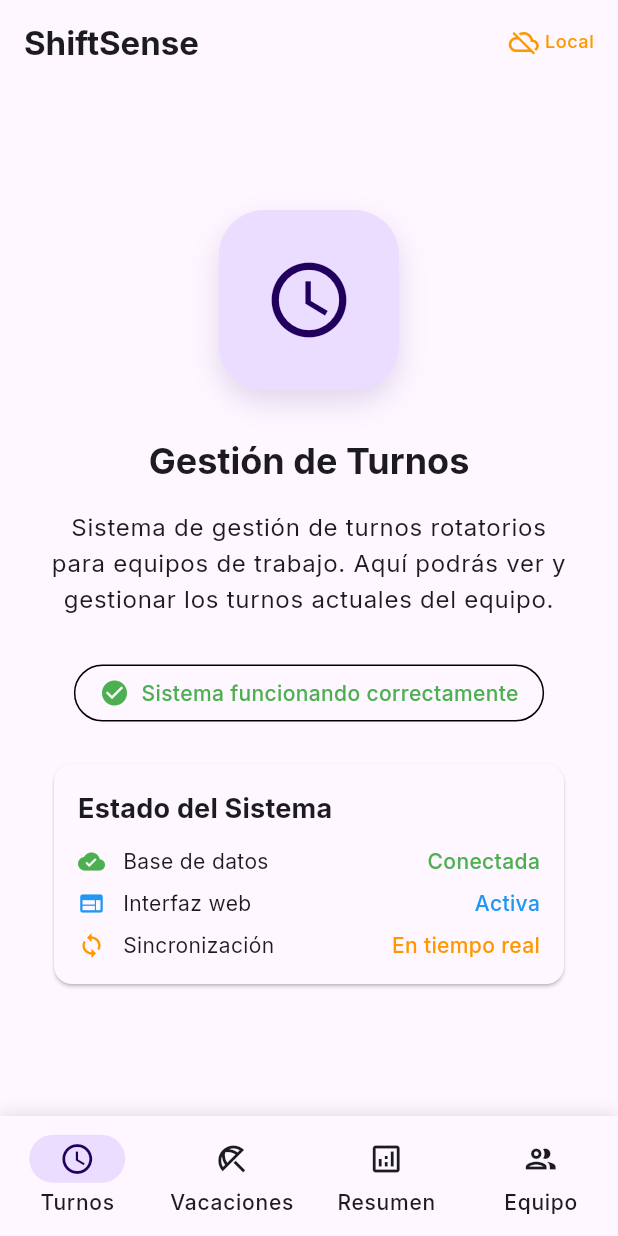
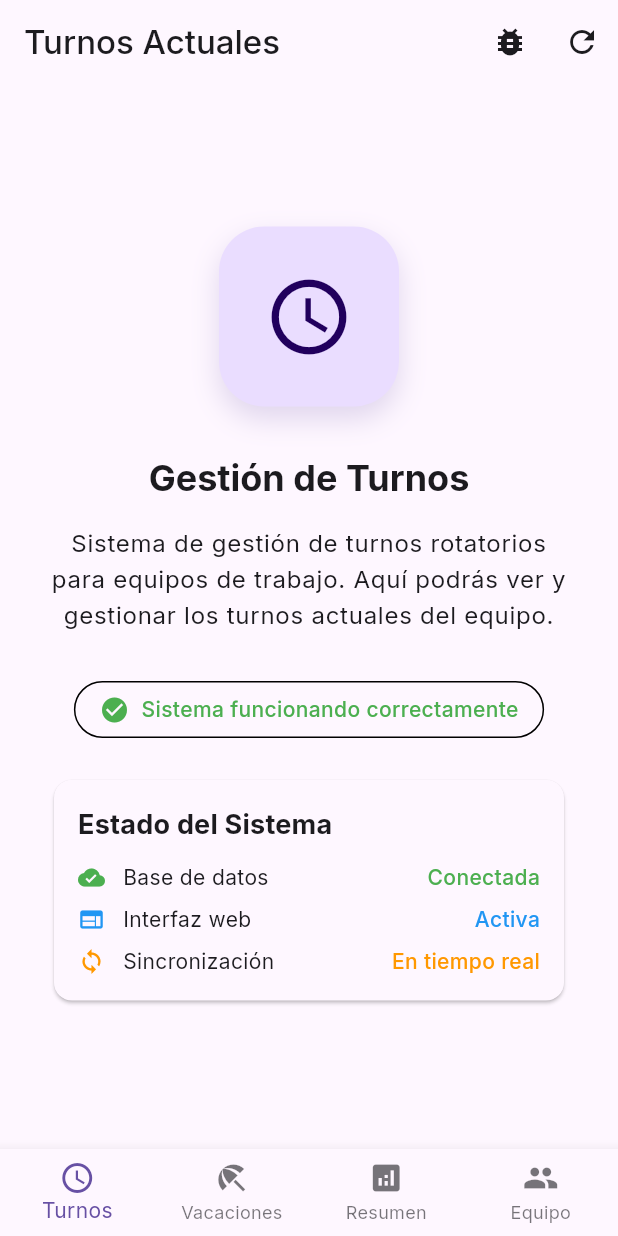
Before and after one commit to ViniPurtan/shiftSense, a Flutter app: the screen it shows after launch, on a phone screen of 412 x 824 dp. Run offline on Flutter 3.47's test engine with Material 3 defaults, Android fonts, the phone set to English and light mode, and no system bars; our stand-ins replace google_fonts, shared_preferences, supabase_flutter; accounts and stored records are empty.

Commit message:
🔍 Add debug functionality to HomePage
- Add debug button to AppBar for easy access to Supabase testing
- Add refresh button to quickly test connection
- Import SupabaseShiftService to start using real data
- Add visual feedback for connection tests
- Maintain existing navigation structure while adding debugging tools

This will allow easy testing of the Supabase connection from the main app.

```diff
--- a/lib/screens/home_page.dart
+++ b/lib/screens/home_page.dart
@@ -1,9 +1,10 @@
 import 'package:flutter/material.dart';
+import 'package:shiftsense/screens/debug_page.dart';
 import 'package:shiftsense/screens/current_shift_screen.dart';
 import 'package:shiftsense/screens/vacation_screen.dart';
 import 'package:shiftsense/screens/annual_overview_screen.dart';
 import 'package:shiftsense/screens/employees_screen.dart';
-import 'package:shiftsense/services/supabase_service.dart';
+import 'package:shiftsense/services/supabase_shift_service.dart';
 
 class HomePage extends StatefulWidget {
   const HomePage({super.key});
@@ -12,313 +13,133 @@ class HomePage extends StatefulWidget {
   State<HomePage> createState() => _HomePageState();
 }
 
-class _HomePageState extends State<HomePage> with TickerProviderStateMixin {
+class _HomePageState extends State<HomePage> {
   int _selectedIndex = 0;
-  late TabController _tabController;
-  bool _isLoading = true;
-  bool _supabaseConnected = false;
-  String? _error;
+  final _supabaseService = SupabaseShiftService();
 
-  final List<NavigationItem> _navigationItems = [
-    NavigationItem(
-      icon: Icons.schedule_outlined,
-      activeIcon: Icons.schedule,
-      label: 'Turnos',
-    ),
-    NavigationItem(
-      icon: Icons.beach_access_outlined,
-      activeIcon: Icons.beach_access,
-      label: 'Vacaciones',
-    ),
-    NavigationItem(
-      icon: Icons.analytics_outlined,
-      activeIcon: Icons.analytics,
-      label: 'Resumen',
-    ),
-    NavigationItem(
-      icon: Icons.people_outlined,
-      activeIcon: Icons.people,
-      label: 'Equipo',
-    ),
+  final List<Widget> _screens = [
+    const CurrentShiftScreen(),
+    const VacationScreen(),
+    const AnnualOverviewScreen(),
+    const EmployeesScreen(),
+  ];
+
+  final List<String> _titles = [
+    'Turnos Actuales',
+    'Vacaciones',
+    'Resumen',
+    'Equipo',
   ];
 
   @override
-  void initState() {
-    super.initState();
-    _tabController = TabController(length: _navigationItems.length, vsync: this);
-    _initializeServices();
-  }
-
-  Future<void> _initializeServices() async {
-    try {
-      // Verificar conexión a Supabase
-      final supabaseService = SupabaseService();
-      _supabaseConnected = await supabaseService.isConnected();
-
-      if (_supabaseConnected) {
-        print('✅ Conectado a Supabase');
-        // Intentar inicializar tablas
-        try {
-          await supabaseService.initializeTables();
-        } catch (e) {
-          print('⚠️ Error inicializando tablas (continuando en modo local): $e');
-          _supabaseConnected = false;
-        }
-      } else {
-        print('ℹ️ Funcionando en modo local');
-      }
-
-      // Simular carga adicional
-      await Future.delayed(const Duration(milliseconds: 500));
-
-      if (mounted) {
-        setState(() {
-          _isLoading = false;
-        });
-      }
-    } catch (e) {
-      print('⚠️ Error durante la inicialización: $e');
-      if (mounted) {
-        setState(() {
-          _isLoading = false;
-          _error = e.toString();
-        });
-      }
-    }
-  }
-
-  @override
-  void dispose() {
-    _tabController.dispose();
-    super.dispose();
-  }
-
-  void _onItemTapped(int index) {
-    setState(() => _selectedIndex = index);
-    _tabController.animateTo(index);
-  }
-
-  @override
   Widget build(BuildContext context) {
-    if (_isLoading) {
     return Scaffold(
+      appBar: AppBar(
+        title: Text(_titles[_selectedIndex]),
         backgroundColor: Theme.of(context).colorScheme.surface,
-        body: Center(
-          child: Column(
-            mainAxisAlignment: MainAxisAlignment.center,
-            children: [
-              // Logo de la aplicación
-              Container(
-                width: 100,
-                height: 100,
-                decoration: BoxDecoration(
-                  color: Theme.of(context).colorScheme.primary,
-                  borderRadius: BorderRadius.circular(25),
-                  boxShadow: [
-                    BoxShadow(
-                      color: Theme.of(context).colorScheme.primary.withOpacity(0.3),
-                      blurRadius: 20,
-                      offset: const Offset(0, 10),
+        foregroundColor: Theme.of(context).colorScheme.onSurface,
+        elevation: 0,
+        actions: [
+          // 🔍 Botón de Debug para probar Supabase
+          IconButton(
+            icon: const Icon(Icons.bug_report),
+            tooltip: 'Debug Supabase',
+            onPressed: () {
+              Navigator.push(
+                context,
+                MaterialPageRoute(
+                  builder: (context) => const DebugPage(),
+                ),
+              );
+            },
+          ),
+          // 🔄 Botón de refresh para probar conexión rápida
+          IconButton(
+            icon: const Icon(Icons.refresh),
+            tooltip: 'Probar conexión',
+            onPressed: _testConnection,
           ),
         ],
       ),
-                child: Icon(
-                  Icons.schedule,
-                  size: 50,
-                  color: Theme.of(context).colorScheme.onPrimary,
+      body: IndexedStack(
+        index: _selectedIndex,
+        children: _screens,
       ),
+      bottomNavigationBar: BottomNavigationBar(
+        type: BottomNavigationBarType.fixed,
+        currentIndex: _selectedIndex,
+        onTap: (index) {
+          setState(() {
+            _selectedIndex = index;
+          });
+        },
+        selectedItemColor: Theme.of(context).colorScheme.primary,
+        unselectedItemColor: Theme.of(context).colorScheme.onSurface.withOpacity(0.6),
+        items: const [
+          BottomNavigationBarItem(
+            icon: Icon(Icons.access_time),
+            label: 'Turnos',
           ),
-              const SizedBox(height: 40),
-
-              // Indicador de carga
-              CircularProgressIndicator(
-                color: Theme.of(context).colorScheme.primary,
-                strokeWidth: 3,
+          BottomNavigationBarItem(
+            icon: Icon(Icons.beach_access),
+            label: 'Vacaciones',
           ),
-              const SizedBox(height: 24),
-
-              // Texto de carga
-              Text(
-                'Inicializando ShiftSense...',
-                style: Theme.of(context).textTheme.titleLarge?.copyWith(
-                  color: Theme.of(context).colorScheme.onSurface,
-                  fontWeight: FontWeight.w600,
+          BottomNavigationBarItem(
+            icon: Icon(Icons.analytics),
+            label: 'Resumen',
           ),
-              ),
-              const SizedBox(height: 8),
-              Text(
-                'Conectando con la base de datos',
-                style: Theme.of(context).textTheme.bodyMedium?.copyWith(
-                  color: Theme.of(context).colorScheme.onSurfaceVariant,
-                ),
+          BottomNavigationBarItem(
+            icon: Icon(Icons.people),
+            label: 'Equipo',
           ),
         ],
-          ),
       ),
     );
   }
 
-    if (_error != null) {
-      return Scaffold(
-        backgroundColor: Theme.of(context).colorScheme.surface,
-        body: Center(
-          child: Padding(
-            padding: const EdgeInsets.all(32),
-            child: Column(
-              mainAxisAlignment: MainAxisAlignment.center,
-              children: [
-                Icon(
-                  Icons.warning_amber_rounded,
-                  size: 80,
-                  color: Theme.of(context).colorScheme.error,
+  // 🧪 Método para probar conexión rápida
+  Future<void> _testConnection() async {
+    // Mostrar indicador de carga
+    showDialog(
+      context: context,
+      barrierDismissible: false,
+      builder: (context) => const Center(
+        child: CircularProgressIndicator(),
       ),
-                const SizedBox(height: 24),
-                Text(
-                  'Modo Sin Conexión',
-                  style: Theme.of(context).textTheme.headlineSmall?.copyWith(
-                    color: Theme.of(context).colorScheme.error,
-                    fontWeight: FontWeight.bold,
-                  ),
-                ),
-                const SizedBox(height: 16),
-                Text(
-                  'No se pudo conectar a la base de datos. La aplicación funcionará en modo local.',
-                  textAlign: TextAlign.center,
-                  style: Theme.of(context).textTheme.bodyLarge?.copyWith(
-                    color: Theme.of(context).colorScheme.onSurfaceVariant,
-                  ),
-                ),
-                const SizedBox(height: 32),
-                Row(
-                  mainAxisAlignment: MainAxisAlignment.center,
-                  children: [
-                    ElevatedButton(
-                      onPressed: () {
-                        setState(() {
-                          _isLoading = true;
-                          _error = null;
-                        });
-                        _initializeServices();
-                      },
-                      child: const Text('Reintentar'),
-                    ),
-                    const SizedBox(width: 16),
-                    TextButton(
-                      onPressed: () {
-                        setState(() {
-                          _error = null;
-                        });
-                      },
-                      child: const Text('Continuar sin conexión'),
-                    ),
-                  ],
-                ),
-              ],
-            ),
-          ),
+    );
+
+    try {
+      final result = await _supabaseService.testConnection();
+
+      // Cerrar indicador de carga
+      if (mounted) Navigator.pop(context);
+
+      // Mostrar resultado
+      if (mounted) {
+        ScaffoldMessenger.of(context).showSnackBar(
+          SnackBar(
+            content: Text('🔌 Conexión: $result'),
+            backgroundColor: result.contains('Error')
+                ? Colors.red
+                : Colors.green,
+            duration: const Duration(seconds: 3),
           ),
         );
       }
+    } catch (e) {
+      // Cerrar indicador de carga
+      if (mounted) Navigator.pop(context);
 
-    // Aplicación cargada exitosamente
-    return Scaffold(
-      appBar: AppBar(
-        title: Text(
-          'ShiftSense',
-          style: Theme.of(context).textTheme.headlineSmall?.copyWith(
-            color: Theme.of(context).colorScheme.onSurface,
-            fontWeight: FontWeight.bold,
-          ),
-        ),
-        backgroundColor: Theme.of(context).colorScheme.surface,
-        elevation: 0,
-        actions: [
-          // Indicador de estado de conexión
-          Container(
-            margin: const EdgeInsets.only(right: 16),
-            child: Row(
-              children: [
-                Icon(
-                  _supabaseConnected
-                      ? Icons.cloud_done
-                      : Icons.cloud_off,
-                  color: _supabaseConnected
-                      ? Colors.green
-                      : Colors.orange,
-                  size: 20,
-                ),
-                const SizedBox(width: 4),
-                Text(
-                  _supabaseConnected ? 'Online' : 'Local',
-                  style: Theme.of(context).textTheme.bodySmall?.copyWith(
-                    color: _supabaseConnected
-                        ? Colors.green
-                        : Colors.orange,
-                    fontWeight: FontWeight.w500,
-                  ),
-                ),
-              ],
-            ),
-          ),
-        ],
-      ),
-      body: TabBarView(
-        controller: _tabController,
-        physics: const NeverScrollableScrollPhysics(),
-        children: const [
-          CurrentShiftScreen(),
-          VacationScreen(),
-          AnnualOverviewScreen(),
-          EmployeesScreen(),
-        ],
-      ),
-      bottomNavigationBar: Container(
-        decoration: BoxDecoration(
-          boxShadow: [
-            BoxShadow(
-              color: Colors.black.withOpacity(0.1),
-              blurRadius: 8,
-              offset: const Offset(0, -2),
-            ),
-          ],
-        ),
-        child: NavigationBar(
-          selectedIndex: _selectedIndex,
-          onDestinationSelected: _onItemTapped,
-          backgroundColor: Theme.of(context).colorScheme.surface,
-          indicatorColor: Theme.of(context).colorScheme.primaryContainer,
-          height: 80,
-          labelBehavior: NavigationDestinationLabelBehavior.alwaysShow,
-          destinations: _navigationItems.map((item) {
-            final isSelected = _navigationItems.indexOf(item) == _selectedIndex;
-            return NavigationDestination(
-              icon: Icon(
-                item.icon,
-                color: isSelected
-                    ? Theme.of(context).colorScheme.onPrimaryContainer
-                    : Theme.of(context).colorScheme.onSurfaceVariant,
-              ),
-              selectedIcon: Icon(
-                item.activeIcon,
-                color: Theme.of(context).colorScheme.onPrimaryContainer,
-              ),
-              label: item.label,
-            );
-          }).toList(),
-        ),
+      // Mostrar error
+      if (mounted) {
+        ScaffoldMessenger.of(context).showSnackBar(
+          SnackBar(
+            content: Text('❌ Error: $e'),
+            backgroundColor: Colors.red,
+            duration: const Duration(seconds: 3),
           ),
         );
       }
     }
-
-class NavigationItem {
-  final IconData icon;
-  final IconData activeIcon;
-  final String label;
-
-  const NavigationItem({
-    required this.icon,
-    required this.activeIcon,
-    required this.label,
-  });
   }
+}
```
Lines whose indentation alone changed are shown as unchanged.
